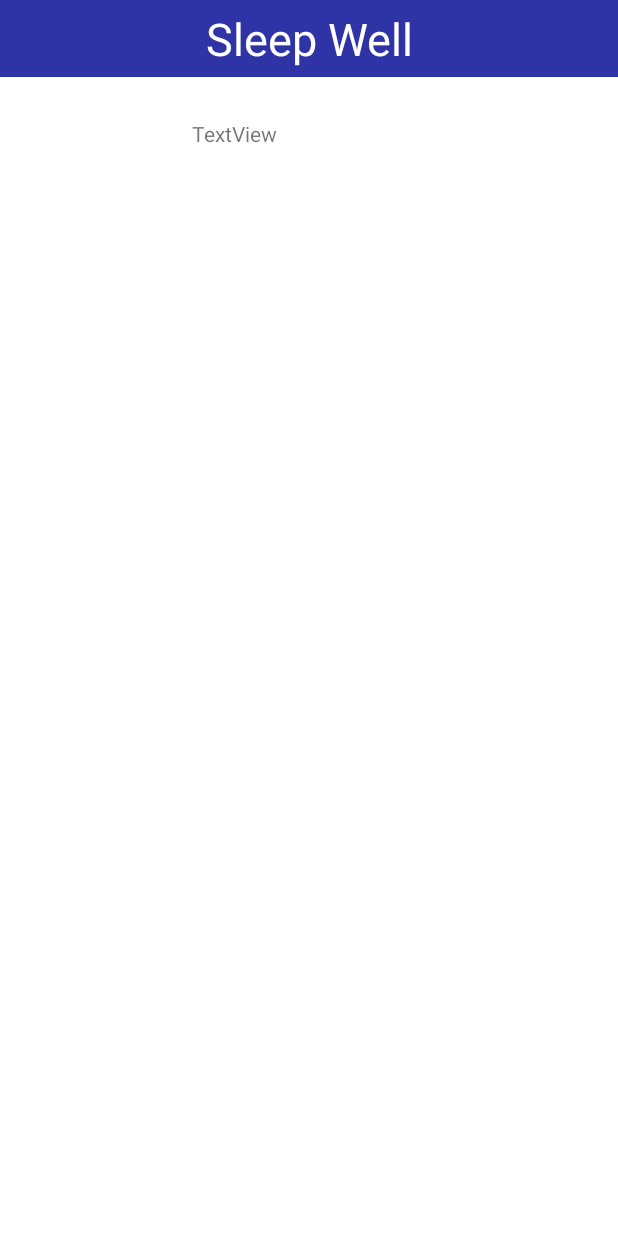
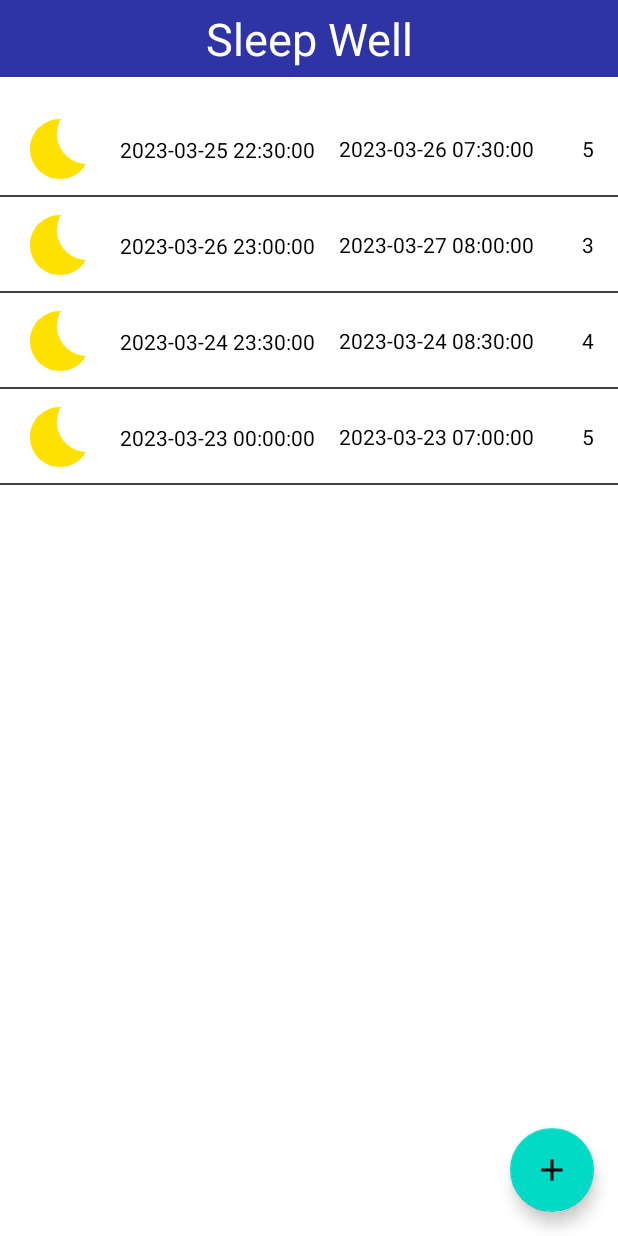
Before and after one commit to juicyluv/mobile-coursework, an Android app: the screen it shows after launch (MainActivity), on a phone screen of 412 x 824 dp. Run offline under Robolectric (Android 15) with nearby library versions, the phone set to English and light mode, and no system bars.

Commit message:
Added sleeps list to the main page.

```diff
--- a/app/src/main/java/com/example/sleepwell/DB.kt
+++ b/app/src/main/java/com/example/sleepwell/DB.kt
@@ -6,8 +6,8 @@ import java.time.LocalDateTime
 
 @RequiresApi(Build.VERSION_CODES.O)
 val sleepsDataList: ArrayList<Sleep> = arrayListOf(
-    Sleep("2023-03-25 22:30:00", "2023-03-26 07:30:00", 5),
-    Sleep("2023-03-26 23:00:00", "2023-03-27 08:00:00", 3),
-    Sleep("2023-03-24 23:30:00", "2023-03-24 08:30:00", 4),
-    Sleep("2023-03-23 00:00:00", "2023-03-23 07:00:00", 5),
+    Sleep("1","2023-03-25 22:30:00", "2023-03-26 07:30:00", 5),
+    Sleep("2","2023-03-26 23:00:00", "2023-03-27 08:00:00", 3),
+    Sleep("3","2023-03-24 23:30:00", "2023-03-24 08:30:00", 4),
+    Sleep("4","2023-03-23 00:00:00", "2023-03-23 07:00:00", 5),
 )
--- a/app/src/main/java/com/example/sleepwell/MainActivity.kt
+++ b/app/src/main/java/com/example/sleepwell/MainActivity.kt
@@ -5,24 +5,50 @@ import androidx.appcompat.app.AppCompatActivity
 import android.os.Bundle
 import androidx.annotation.RequiresApi
 import androidx.fragment.app.commit
+import androidx.lifecycle.lifecycleScope
+import androidx.recyclerview.widget.LinearLayoutManager
 import com.example.sleepwell.databinding.ActivityMainBinding
+import kotlinx.android.synthetic.main.fragment_sleeps.*
+import kotlinx.coroutines.Dispatchers
+import kotlinx.coroutines.launch
+import kotlinx.coroutines.withContext
 
 class MainActivity : AppCompatActivity() {
 
-    private lateinit var binding: ActivityMainBinding
-    private var currentFragment: FragmentType = FragmentType.MAIN
-    private val model = MainActivityViewModel()
+    private lateinit var sleepAdapter: SleepAdapter
+//    private var currentFragment: FragmentType = FragmentType.MAIN
 
     @RequiresApi(Build.VERSION_CODES.O)
     override fun onCreate(savedInstanceState: Bundle?) {
         super.onCreate(savedInstanceState)
-        binding = ActivityMainBinding.inflate(layoutInflater)
-        val view = binding.root
-        setContentView(view)
+        setContentView(R.layout.activity_main)
+
+        initRecyclerView()
+
+        retrieveSleeps()
+    }
+
+    private fun initRecyclerView() {
+        sleepAdapter = SleepAdapter()
+
+        with(sleepsList) {
+            this.layoutManager = LinearLayoutManager(context)
+            this.adapter = sleepAdapter
+            this.setHasFixedSize(true)
+        }
     }
 
     fun showMessage(msg: String) {
-        binding.message.text = msg
+
+    }
+
+    @RequiresApi(Build.VERSION_CODES.O)
+    private fun retrieveSleeps() {
+        lifecycleScope.launch(Dispatchers.IO) {
+            withContext(Dispatchers.Main) {
+                sleepAdapter.setSleeps(sleepsDataList)
+            }
+        }
     }
 
 //    fun goToAboutFragment() {
--- a/app/src/main/java/com/example/sleepwell/MainActivityViewModel.kt
+++ /dev/null
@@ -1,14 +0,0 @@
-package com.example.sleepwell
-
-import android.os.Build
-import androidx.annotation.RequiresApi
-import androidx.lifecycle.ViewModel
-
-class MainActivityViewModel() : ViewModel() {
-    private val api = APIImpl()
-
-    @RequiresApi(Build.VERSION_CODES.O)
-    fun getAllSleeps(): ArrayList<Sleep> {
-        return api.getAllSleeps()
-    }
-}
--- a/app/src/main/java/com/example/sleepwell/Sleep.kt
+++ b/app/src/main/java/com/example/sleepwell/Sleep.kt
@@ -1,2 +1,2 @@
 package com.example.sleepwell
-class Sleep(val start: String, val end: String, val rating: Int)
+class Sleep(val id: String, val start: String, val end: String, val rating: Int)
--- a/app/src/main/java/com/example/sleepwell/SleepAdapter.kt
+++ b/app/src/main/java/com/example/sleepwell/SleepAdapter.kt
@@ -19,9 +19,23 @@ class SleepAdapter : RecyclerView.Adapter<SleepViewHolder>() {
 
     override fun getItemCount() = sleepsList.size
 
+    fun setSleeps(sleeps: ArrayList<Sleep>){
+        sleepsList.clear()
+        sleepsList.addAll(sleeps)
+        notifyDataSetChanged()
+    }
+
     fun addSleep(sleep: Sleep) {
         sleepsList.add(sleep)
         notifyDataSetChanged()
+    }
+
+    fun removeSleep(id: String) {
+        val sleepToRemove = sleepsList.find { it.id == id }
+        sleepToRemove?.let {
+            sleepsList.remove(it)
+            notifyDataSetChanged()
+        }
     }
 
     fun addAll(results: ArrayList<Sleep>) {
--- /dev/null
+++ b/app/src/main/res/drawable/baseline_add_24.xml
@@ -0,0 +1,5 @@
+<vector android:height="24dp" android:tint="#ffffff"
+    android:viewportHeight="24" android:viewportWidth="24"
+    android:width="24dp" xmlns:android="http://schemas.android.com/apk/res/android">
+    <path android:fillColor="@android:color/white" android:pathData="M19,13h-6v6h-2v-6H5v-2h6V5h2v6h6v2z"/>
+</vector>
--- /dev/null
+++ b/app/src/main/res/drawable/baseline_bedtime_24.xml
@@ -0,0 +1,5 @@
+<vector android:height="24dp" android:tint="#FFE100"
+    android:viewportHeight="24" android:viewportWidth="24"
+    android:width="24dp" xmlns:android="http://schemas.android.com/apk/res/android">
+    <path android:fillColor="@android:color/white" android:pathData="M12.34,2.02C6.59,1.82 2,6.42 2,12c0,5.52 4.48,10 10,10c3.71,0 6.93,-2.02 8.66,-5.02C13.15,16.73 8.57,8.55 12.34,2.02z"/>
+</vector>
--- a/app/src/main/res/layout/activity_main.xml
+++ b/app/src/main/res/layout/activity_main.xml
@@ -25,23 +25,22 @@
             android:textSize="@dimen/h1" />
     </FrameLayout>
 
-    <TextView
-        android:id="@+id/message"
-        android:layout_width="156dp"
-        android:layout_height="31dp"
-        android:layout_marginTop="28dp"
-        android:layout_marginEnd="128dp"
-        android:text="TextView"
-        app:layout_constraintEnd_toEndOf="parent"
-        app:layout_constraintTop_toBottomOf="@+id/header" />
-
-    <androidx.fragment.app.FragmentContainerView
-        android:id="@+id/fragmentContainerView4"
-        android:name="com.example.sleepwell.MainFragment"
+    <com.google.android.material.floatingactionbutton.FloatingActionButton
         android:layout_width="wrap_content"
         android:layout_height="wrap_content"
-        android:layout_marginEnd="411dp"
-        app:layout_constraintEnd_toEndOf="parent"
-        app:layout_constraintTop_toTopOf="parent" />
+        android:layout_marginEnd="16dp"
+        android:layout_marginBottom="16dp"
+        app:srcCompat="@drawable/baseline_add_24"
+        tools:srcCompat="@drawable/baseline_add_24"
+        app:layout_constraintBottom_toBottomOf="parent"
+        app:layout_constraintEnd_toEndOf="parent" />
+
+    <androidx.recyclerview.widget.RecyclerView
+        android:id="@+id/sleepsList"
+        android:layout_width="match_parent"
+        android:layout_height="0dp"
+        android:layout_marginTop="16dp"
+        app:layout_constraintTop_toBottomOf="@+id/header"
+        tools:layout_editor_absoluteX="0dp" />
 
 </androidx.constraintlayout.widget.ConstraintLayout>
--- a/app/src/main/res/layout/item_sleep.xml
+++ b/app/src/main/res/layout/item_sleep.xml
@@ -11,6 +11,7 @@
         android:layout_width="wrap_content"
         android:layout_height="wrap_content"
         android:layout_marginStart="16dp"
+        android:textColor="@color/black"
         app:layout_constraintBottom_toBottomOf="parent"
         app:layout_constraintStart_toEndOf="@+id/imageView"
         app:layout_constraintTop_toTopOf="parent"
@@ -22,6 +23,7 @@
         android:layout_width="wrap_content"
         android:layout_height="wrap_content"
         android:layout_marginStart="8dp"
+        android:textColor="@color/black"
         app:layout_constraintBottom_toBottomOf="parent"
         app:layout_constraintStart_toEndOf="@+id/startTextView"
         app:layout_constraintTop_toTopOf="parent"
@@ -32,6 +34,7 @@
         android:layout_width="wrap_content"
         android:layout_height="wrap_content"
         android:layout_marginStart="8dp"
+        android:textColor="@color/black"
         app:layout_constraintBottom_toBottomOf="parent"
         app:layout_constraintStart_toEndOf="@+id/dateTimeDelimiterTextView"
         app:layout_constraintTop_toTopOf="parent"
@@ -43,10 +46,11 @@
         android:layout_width="wrap_content"
         android:layout_height="wrap_content"
         android:layout_marginEnd="16dp"
+        android:textColor="@color/black"
         app:layout_constraintBottom_toBottomOf="parent"
         app:layout_constraintEnd_toEndOf="parent"
         app:layout_constraintTop_toTopOf="parent"
-        app:layout_constraintVertical_bias="0.511"
+        app:layout_constraintVertical_bias="0.488"
         tools:text="5" />
 
     <ImageView
@@ -54,9 +58,18 @@
         android:layout_width="48dp"
         android:layout_height="48dp"
         android:layout_marginStart="16dp"
+        app:srcCompat="@drawable/baseline_bedtime_24"
         app:layout_constraintBottom_toBottomOf="parent"
         app:layout_constraintStart_toStartOf="parent"
         app:layout_constraintTop_toTopOf="parent"
-        tools:srcCompat="@tools:sample/avatars" />
+        tools:srcCompat="@drawable/baseline_bedtime_24" />
+
+    <View
+        android:id="@+id/separator"
+        android:layout_width="0dp"
+        android:layout_height="1dp"
+        android:background="@color/gray"
+        app:layout_constraintBottom_toBottomOf="parent"
+        app:layout_constraintEnd_toEndOf="parent" />
 
 </androidx.constraintlayout.widget.ConstraintLayout>
```
Also changed, not shown: app/src/main/java/com/example/sleepwell/SleepFragment.kt (deleted, +0 -47 lines), app/src/main/res/layout/fragment_main.xml (+9 -6 lines).
